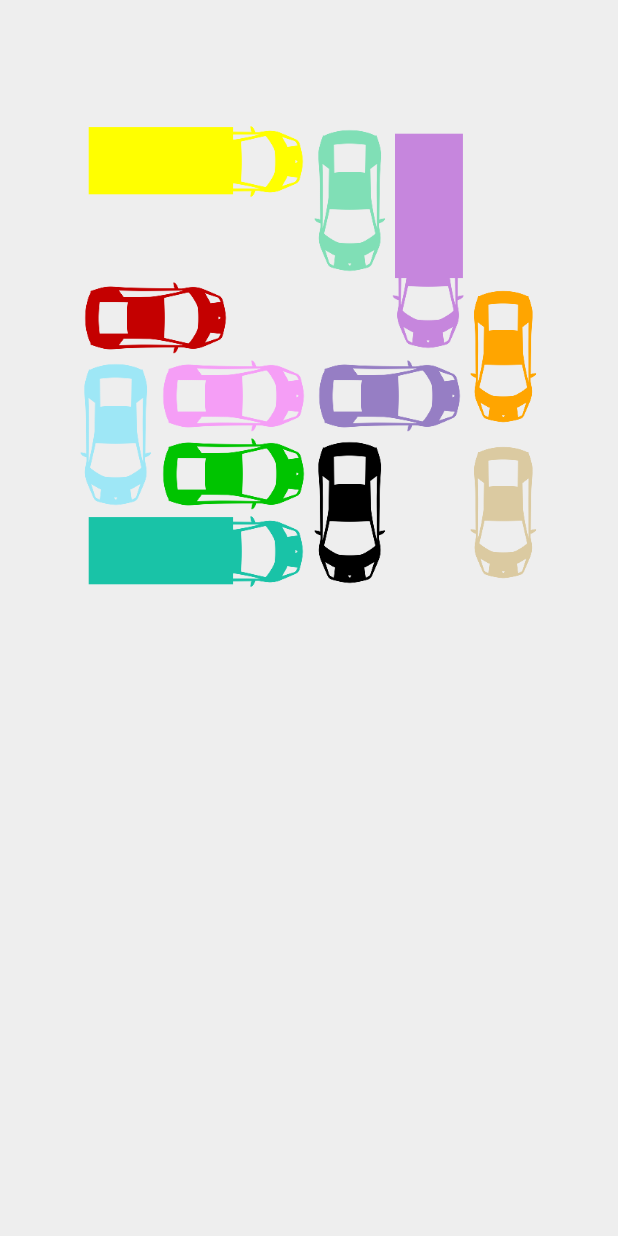
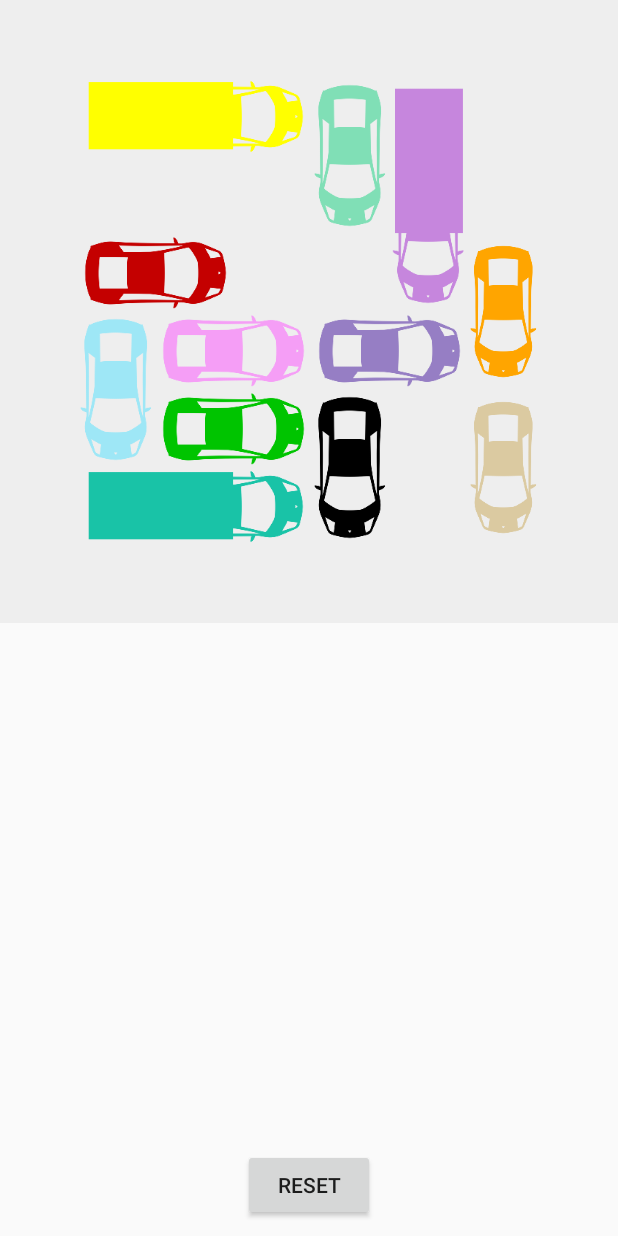
Before and after one commit to jakobcornell/RushHourAndroid, an Android app: the GamePlayActivity screen opened directly, with no data from a screen before it, on a phone screen of 412 x 824 dp. Run offline under Robolectric (Android 15) with nearby library versions, the light colour scheme and no system bars; pictures from the network do not load.

Commit message:
EVERYTHING WORKS ======D

```diff
--- a/app/src/main/java/com/camilstaps/rushhour/Car.java
+++ b/app/src/main/java/com/camilstaps/rushhour/Car.java
@@ -41,6 +41,12 @@ public class Car {
         startCoordinate = start;
         endCoordinate = end;
         this.colour = colour;
+    }
+
+    public Car(Car car) {
+        startCoordinate = car.startCoordinate;
+        endCoordinate = car.endCoordinate;
+        colour = car.colour;
     }
 
     public void setMoveListener(MoveListener listener) {
--- a/app/src/main/java/com/camilstaps/rushhour/FinishedActivity.java
+++ b/app/src/main/java/com/camilstaps/rushhour/FinishedActivity.java
@@ -40,7 +40,8 @@ public class FinishedActivity extends ActionBarActivity {
         if (score != -1) {
             final EditText input = new EditText(this);
             new AlertDialog.Builder(this)
-                    .setTitle("Enter name")
+                    .setTitle("Congratulations!")
+                    .setMessage("Enter name:")
                     .setView(input)
                     .setPositiveButton("Ok", new DialogInterface.OnClickListener() {
                         public void onClick(DialogInterface dialog, int whichButton) {
--- a/app/src/main/java/com/camilstaps/rushhour/GamePlayActivity.java
+++ b/app/src/main/java/com/camilstaps/rushhour/GamePlayActivity.java
@@ -5,6 +5,7 @@ import android.content.Intent;
 import android.media.AudioManager;
 import android.media.SoundPool;
 import android.os.Bundle;
+import android.view.View;
 import android.view.ViewTreeObserver;
 import android.widget.RelativeLayout;
 
@@ -15,6 +16,10 @@ public class GamePlayActivity extends Activity implements Board.SolveListener {
     private SoundPool soundPool;
     private int soundBackgroundId, soundCarDriveId, soundCantMoveId;
 
+    Board board;
+
+    boolean isFirstTime = true;
+
     @Override
     protected void onCreate(Bundle savedInstanceState) {
         super.onCreate(savedInstanceState);
@@ -22,21 +27,30 @@ public class GamePlayActivity extends Activity implements Board.SolveListener {
         setContentView(R.layout.activity_fullscreen);
 
         setupSoundPool();
+        setupBoard();
+    }
 
+    private void setupBoard() {
         InputStream input = getResources().openRawResource(R.raw.level);
 
         BoardLoader loader = new BoardLoader();
-        final Board board = loader.loadBoard(input);
+        board = loader.loadBoard(input);
 
         final RelativeLayout boardLayout = (RelativeLayout) findViewById(R.id.board);
+        if (isFirstTime) {
             ViewTreeObserver vto = boardLayout.getViewTreeObserver();
             vto.addOnGlobalLayoutListener(new ViewTreeObserver.OnGlobalLayoutListener() {
                 @Override
                 public void onGlobalLayout() {
+                    boardLayout.removeAllViews();
                     boardLayout.getViewTreeObserver().removeGlobalOnLayoutListener(this);
                     board.addToLayout(getBaseContext(), boardLayout);
                 }
             });
+        } else {
+            boardLayout.removeAllViews();
+            board.addToLayout(getBaseContext(), boardLayout);
+        }
 
         /*
          * Sounds on move and attempt to move
@@ -54,6 +68,8 @@ public class GamePlayActivity extends Activity implements Board.SolveListener {
         });
 
         board.setSolveListener(this);
+
+        isFirstTime = false;
     }
 
     @Override
@@ -88,4 +104,13 @@ public class GamePlayActivity extends Activity implements Board.SolveListener {
         intent.putExtra("score", score);
         startActivityForResult(intent, 0);
     }
+
+    public void onClickHandler(View v) {
+        switch (v.getId()) {
+            case R.id.action_reset:
+                setupBoard();
+                break;
         }
+    }
+
+}
--- a/app/src/main/res/layout/activity_finished.xml
+++ b/app/src/main/res/layout/activity_finished.xml
@@ -5,11 +5,6 @@
     android:paddingTop="@dimen/activity_vertical_margin"
     android:paddingBottom="@dimen/activity_vertical_margin"
     tools:context="com.camilstaps.rushhour.FinishedActivity">
-
-    <TextView android:text="Gefeliciteerd!" android:layout_width="wrap_content"
-        android:layout_height="wrap_content"
-        android:id="@+id/textView"
-        android:textSize="40sp"/>
 
     <ListView
         android:layout_width="match_parent"
--- a/app/src/main/res/layout/activity_fullscreen.xml
+++ b/app/src/main/res/layout/activity_fullscreen.xml
@@ -1,14 +1,30 @@
 <RelativeLayout
     xmlns:android="http://schemas.android.com/apk/res/android"
     xmlns:tools="http://schemas.android.com/tools"
-    android:id="@+id/board"
+    tools:context=".FullscreenActivity"
+    android:layout_height="match_parent"
     android:layout_width="match_parent"
-    android:layout_height="match_parent"
-    android:background="#eeeeee"
-    tools:context=".FullscreenActivity"
-    android:paddingLeft="50dp"
-    android:paddingRight="50dp"
-    android:paddingBottom="50dp"
-    android:paddingTop="80dp">
+    android:orientation="vertical">
+
+    <RelativeLayout
+        android:id="@+id/board"
+        android:layout_width="match_parent"
+        android:layout_height="wrap_content"
+        android:background="#eeeeee"
+        android:paddingLeft="50dp"
+        android:paddingRight="50dp"
+        android:paddingBottom="50dp"
+        android:paddingTop="50dp">
+    </RelativeLayout>
+
+    <Button
+        android:layout_width="wrap_content"
+        android:layout_height="wrap_content"
+        android:id="@+id/action_reset"
+        android:text="@string/action_reset"
+        android:onClick="onClickHandler"
+        android:layout_alignParentBottom="true"
+        android:layout_centerHorizontal="true"
+        android:layout_marginBottom="10dp"/>
 
 </RelativeLayout>
--- a/app/src/main/res/values/strings.xml
+++ b/app/src/main/res/values/strings.xml
@@ -3,5 +3,6 @@
     <string name="title_activity_main">@string/app_name</string>
     <string name="action_start">Start</string>
     <string name="action_highscores">Highscores</string>
-    <string name="title_activity_finished">Finished!</string>
+    <string name="action_reset">Reset</string>
+    <string name="title_activity_finished">Highscores</string>
 </resources>
```
Also changed, not shown: app/src/main/res/layout/activity_main.xml (+19 -2 lines). Lines whose indentation alone changed are shown as unchanged.
